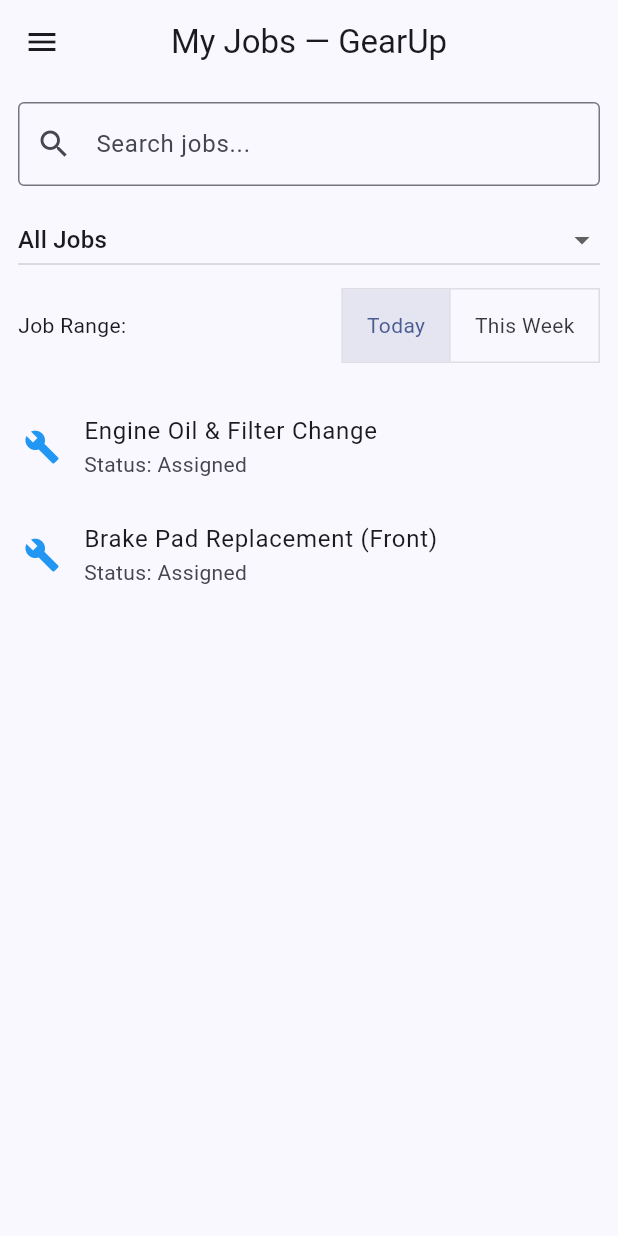
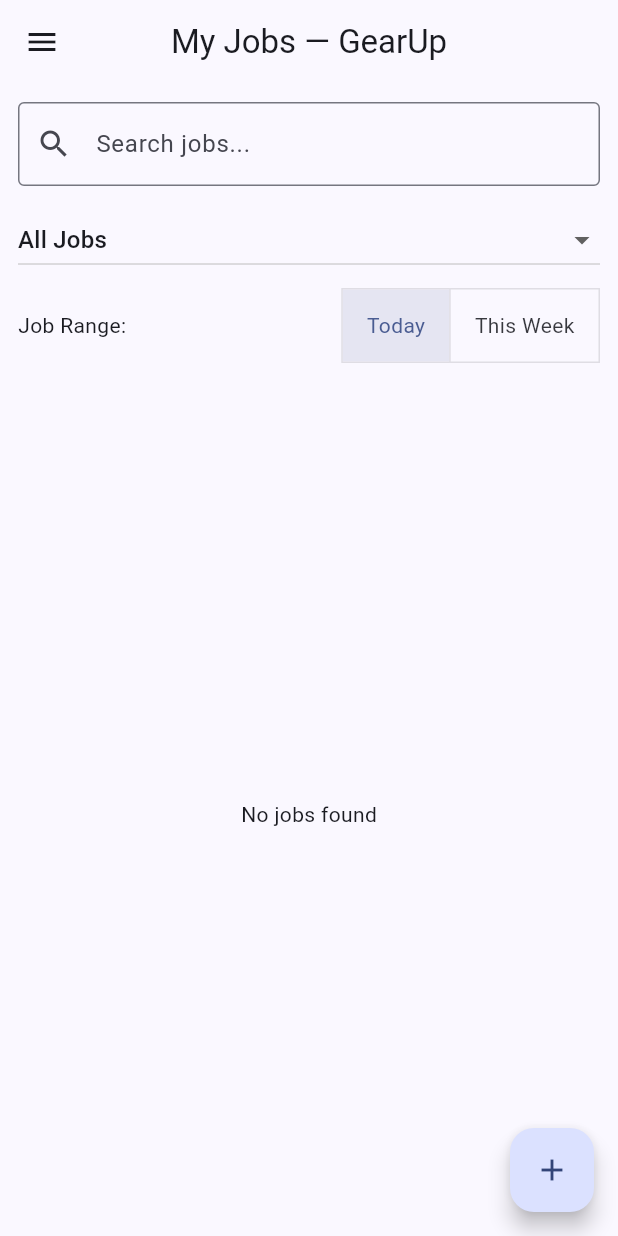
Before and after one commit to Evan0428/MobileAppForMachineWorkshop, a Flutter app: the screen it shows once a user with an empty profile is signed in, on a phone screen of 412 x 824 dp. Run offline on Flutter 3.47's test engine with Material 3 defaults, Android fonts, the phone set to English and light mode, and no system bars; our stand-ins replace cloud_firestore, firebase_auth, firebase_core, image_picker, shared_preferences, signature; accounts and stored records are empty; generated files the repository leaves out were written again.

Commit message:
Update dashboard_screen.dart

```diff
--- a/lib/screens/dashboard_screen.dart
+++ b/lib/screens/dashboard_screen.dart
@@ -1,19 +1,25 @@
 import 'package:flutter/material.dart';
 import 'package:provider/provider.dart';
+import 'package:cloud_firestore/cloud_firestore.dart';
+import 'package:firebase_auth/firebase_auth.dart';
+
 import '../state.dart';
-import '../auth.dart'; // ✅ 引入 AuthController
+import '../auth.dart';
 import 'history_screen.dart';
 import 'job_detail_screen.dart';
 import 'profile_screen.dart';
 import '../models.dart';
-import 'login_screen.dart'; // ✅ 确保可以导航回登录界面
+import 'login_screen.dart';
+import '../repository.dart';
 
 class DashboardScreen extends StatelessWidget {
   const DashboardScreen({super.key});
 
   @override
   Widget build(BuildContext context) {
-    final c = context.watch<JobListController>();
+    final controller = context.watch<JobListController>();
+    final uid = FirebaseAuth.instance.currentUser?.uid ?? "";
+    final repo = JobRepository();
 
     return Scaffold(
       appBar: AppBar(title: const Text('My Jobs — GearUp')),
@@ -56,13 +62,13 @@ class DashboardScreen extends StatelessWidget {
               leading: const Icon(Icons.logout),
               title: const Text("Logout"),
               onTap: () async {
-                Navigator.pop(context); // 先关 Drawer
-                await context.read<AuthController>().logout(); // ✅ 调用 Firebase 登出
+                Navigator.pop(context);
+                await context.read<AuthController>().logout();
                 if (context.mounted) {
                   Navigator.pushAndRemoveUntil(
                     context,
                     MaterialPageRoute(builder: (_) => const LoginScreen()),
-                        (route) => false, // 清空栈，防止返回已登录页面
+                        (route) => false,
                   );
                 }
               },
@@ -92,7 +98,7 @@ class DashboardScreen extends StatelessWidget {
           Padding(
             padding: const EdgeInsets.symmetric(horizontal: 12.0),
             child: DropdownButton<JobStatus?>(
-              value: c.statusFilter,
+              value: controller.statusFilter,
               hint: const Text("Filter by Status"),
               isExpanded: true,
               items: [
@@ -121,7 +127,7 @@ class DashboardScreen extends StatelessWidget {
               children: [
                 const Text("Job Range:"),
                 ToggleButtons(
-                  isSelected: [!c.showWeek, c.showWeek],
+                  isSelected: [!controller.showWeek, controller.showWeek],
                   onPressed: (index) {
                     context.read<JobListController>().toggleRange(index == 1);
                   },
@@ -142,14 +148,71 @@ class DashboardScreen extends StatelessWidget {
 
           const SizedBox(height: 12),
 
-          // ✅ Job 列表
+          // ✅ Job 列表（改为监听 Firebase）
           Expanded(
-            child: c.jobs.isEmpty
-                ? const Center(child: Text("No jobs found"))
-                : ListView.builder(
-              itemCount: c.jobs.length,
+            child: StreamBuilder<QuerySnapshot>(
+              stream: FirebaseFirestore.instance
+                  .collection("jobs")
+                  .where("createdBy", isEqualTo: uid)
+                  .orderBy("scheduledFor")
+                  .snapshots(),
+              builder: (context, snapshot) {
+                if (snapshot.connectionState == ConnectionState.waiting) {
+                  return const Center(child: CircularProgressIndicator());
+                }
+                if (snapshot.hasError) {
+                  return Center(child: Text("Error: ${snapshot.error}"));
+                }
+                if (!snapshot.hasData || snapshot.data!.docs.isEmpty) {
+                  return const Center(child: Text("No jobs found"));
+                }
+
+                var jobs = snapshot.data!.docs
+                    .map((doc) => MechanicJob.fromFirestore(doc))
+                    .toList();
+
+                // 过滤：状态
+                if (controller.statusFilter != null) {
+                  jobs = jobs
+                      .where((j) => j.status == controller.statusFilter)
+                      .toList();
+                }
+
+                // 过滤：搜索
+                if (controller.search.isNotEmpty) {
+                  jobs = jobs
+                      .where((j) => j.title
+                      .toLowerCase()
+                      .contains(controller.search.toLowerCase()))
+                      .toList();
+                }
+
+                // 过滤：时间范围
+                final now = DateTime.now();
+                if (controller.showWeek) {
+                  final weekEnd = now.add(const Duration(days: 7));
+                  jobs = jobs
+                      .where((j) =>
+                  j.scheduledFor.isAfter(now) &&
+                      j.scheduledFor.isBefore(weekEnd))
+                      .toList();
+                } else {
+                  jobs = jobs
+                      .where((j) =>
+                  j.scheduledFor.year == now.year &&
+                      j.scheduledFor.month == now.month &&
+                      j.scheduledFor.day == now.day)
+                      .toList();
+                }
+
+                if (jobs.isEmpty) {
+                  return const Center(child: Text("No jobs match filters"));
+                }
+
+                return ListView.builder(
+                  itemCount: jobs.length,
                   itemBuilder: (context, index) {
-                final job = c.jobs[index];
+                    final job = jobs[index];
                     return ListTile(
                       leading: const Icon(Icons.build, color: Colors.blue),
                       title: Text(job.title),
@@ -161,10 +224,25 @@ class DashboardScreen extends StatelessWidget {
                       ),
                     );
                   },
+                );
+              },
             ),
           ),
         ],
       ),
+
+      // ✅ 新增 Job 按钮
+      floatingActionButton: FloatingActionButton(
+        onPressed: () async {
+          final added = await Navigator.pushNamed(context, "/add-job");
+          if (added == true) {
+            ScaffoldMessenger.of(context).showSnackBar(
+              const SnackBar(content: Text("Job added successfully")),
+            );
+          }
+        },
+        child: const Icon(Icons.add),
+      ),
     );
   }
 }
```
Lines whose indentation alone changed are shown as unchanged.
